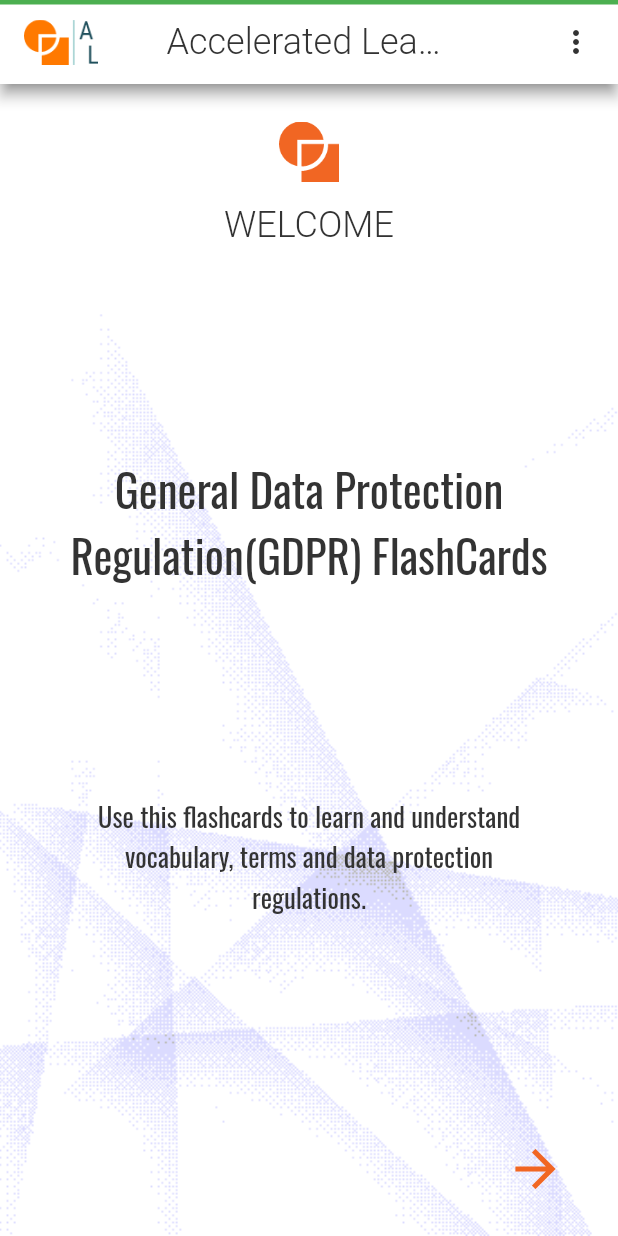
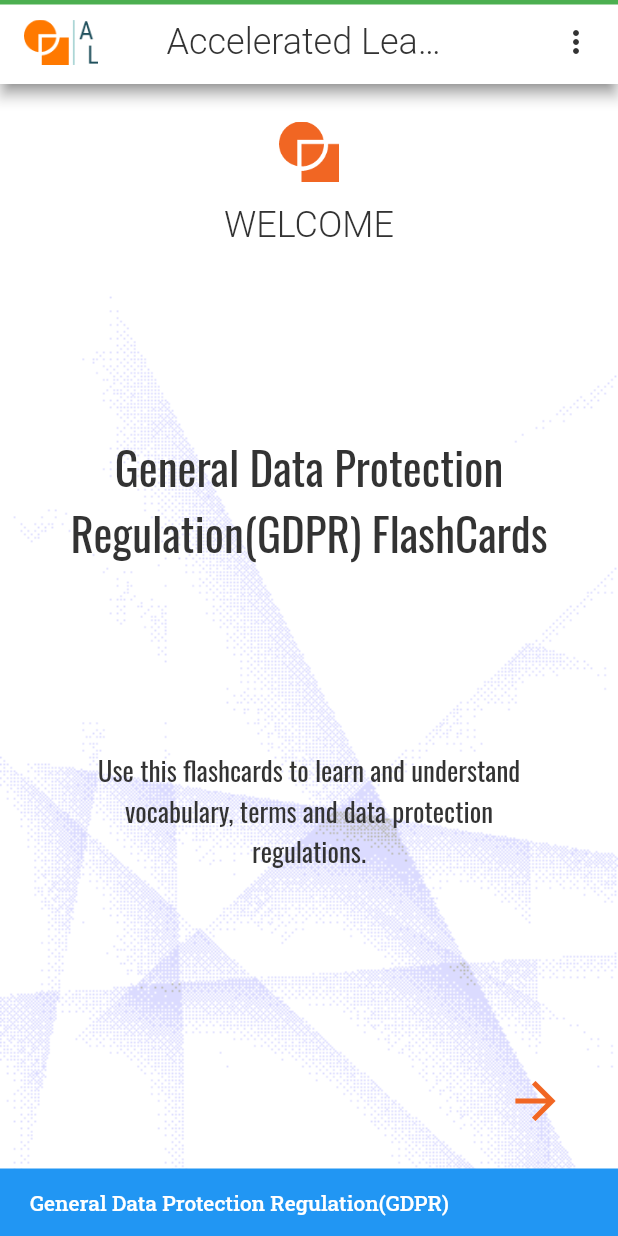
Before and after one commit to iwilfried/Flutter-Flashcards-Portrait-X, a Flutter app: the screen it shows after launch, on a phone screen of 412 x 824 dp. Run offline on Flutter 3.47's test engine with Material 2 defaults, Android fonts, the phone set to English and light mode, and no system bars; drawn by our look-alikes of auto_size_text; our stand-ins replace google_fonts.

Commit message:
create footer

```diff
--- a/lib/screens/main_screen.dart
+++ b/lib/screens/main_screen.dart
@@ -80,8 +80,12 @@ class _MainScreenState extends State<MainScreen> {
         ),
       ),
       body: Scaffold(
-        body: Container(
-          padding: const EdgeInsets.symmetric(vertical: 15, horizontal: 5),
+        body: Column(
+          children: [
+            Expanded(
+              child: Container(
+                padding:
+                    const EdgeInsets.symmetric(vertical: 15, horizontal: 5),
                 width: width,
                 height: height,
                 decoration: BoxDecoration(
@@ -94,8 +98,8 @@ class _MainScreenState extends State<MainScreen> {
                             : "assets/images/backLandscape.png"),
                         fit: BoxFit.cover)),
                 child: Padding(
-            padding:
-                const EdgeInsets.only(top: 10, bottom: 10, right: 20, left: 20),
+                  padding: const EdgeInsets.only(
+                      top: 10, bottom: 10, right: 20, left: 20),
                   child: Column(
                     crossAxisAlignment: CrossAxisAlignment.center,
                     mainAxisAlignment: MainAxisAlignment.spaceAround,
@@ -168,7 +172,8 @@ class _MainScreenState extends State<MainScreen> {
                         crossAxisAlignment: CrossAxisAlignment.center,
                         children: [
                           Padding(
-                      padding: const EdgeInsets.symmetric(horizontal: 10.0),
+                            padding:
+                                const EdgeInsets.symmetric(horizontal: 10.0),
                             child: IconButton(
                                 onPressed: () => {},
                                 icon: const Icon(Icons.arrow_forward_sharp,
@@ -181,6 +186,28 @@ class _MainScreenState extends State<MainScreen> {
                 ),
               ),
             ),
+            Container(
+              padding: const EdgeInsets.only(
+                left: 20,
+              ),
+              color: Colors.blue,
+              width: double.infinity,
+              height: 45,
+              child: Align(
+                alignment: Alignment.centerLeft,
+                child: AutoSizeText("General Data Protection Regulation(GDPR)",
+                    maxLines: 1,
+                    style: GoogleFonts.robotoSlab(
+                      textStyle: GoogleFonts.robotoSlab(
+                          textStyle: const TextStyle(
+                              color: Colors.white,
+                              fontWeight: FontWeight.w500)),
+                    )),
+              ),
+            ),
+          ],
+        ),
+      ),
     );
   }
 }
```
Lines whose indentation alone changed are shown as unchanged.
